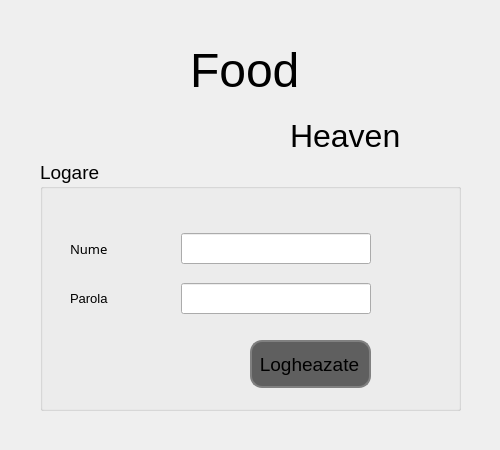
Old version of the form ui/dialoglogin.ui in the repository decemyn/food-management.
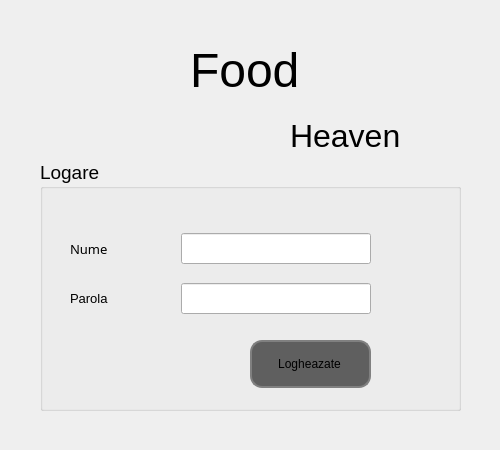
New version of the form. Icons and pictures are not drawn.

Patch:
```diff
--- a/ui/dialoglogin.ui
+++ b/ui/dialoglogin.ui
@@ -67,6 +67,11 @@
       <height>30</height>
      </size>
     </property>
+    <property name="font">
+     <font>
+      <pointsize>9</pointsize>
+     </font>
+    </property>
     <property name="styleSheet">
      <string notr="true">QPushButton{
 background:#5F5F5F;
@@ -93,7 +98,7 @@
       <x>30</x>
       <y>60</y>
       <width>301</width>
-      <height>108</height>
+      <height>109</height>
      </rect>
     </property>
     <layout class="QVBoxLayout" name="verticalLayout">
```
